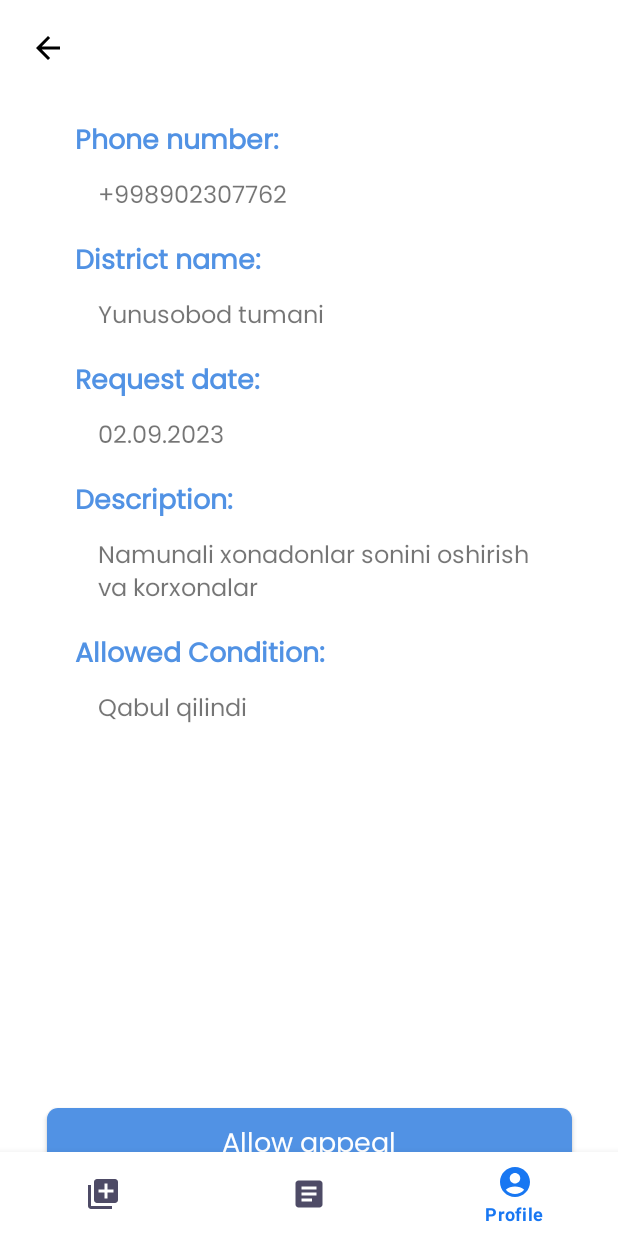
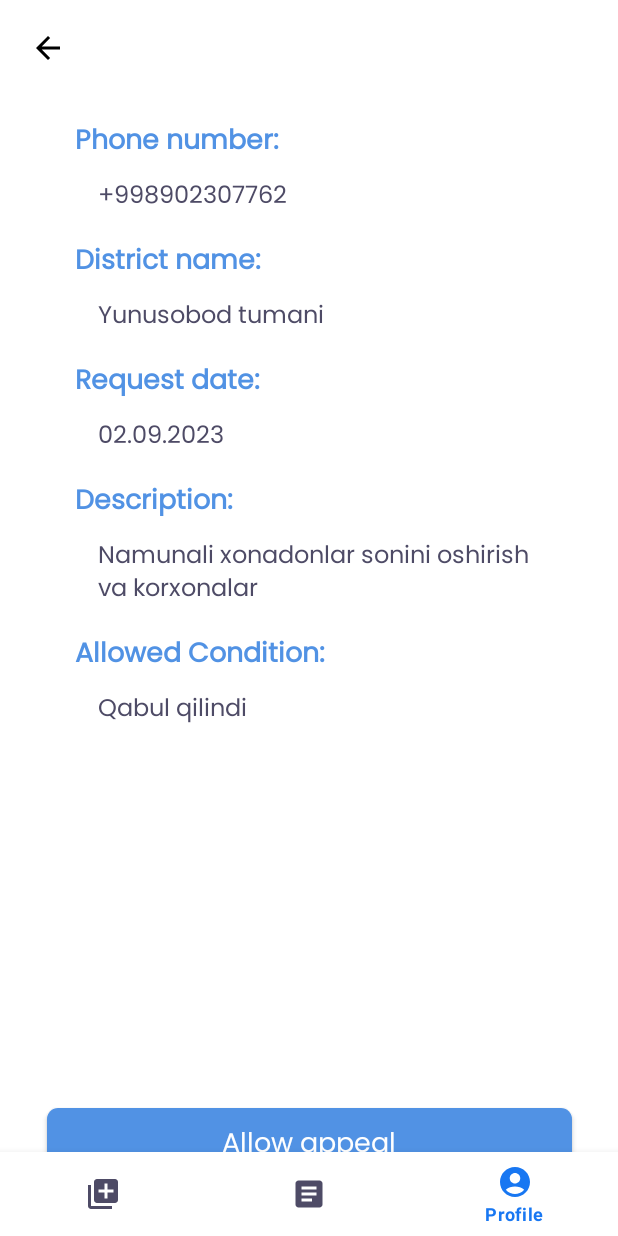
Before and after one commit to mahmud0v/Appeals-app, an Android app: the fragment InfoAppealScreen placed in its activity, item 3 of the bottom bar chosen, on a phone screen of 412 x 824 dp. Run offline under Robolectric (Android 15) with nearby library versions, the phone set to English and light mode, and no system bars; our stand-ins replace Dagger/Hilt's generated code, navigation-ui; libraries missing offline, so code that uses them is left out: by.kirich1409.viewbindingdelegate; 11 statements that could not run were skipped.

Commit message:
initial commit

```diff
--- a/app/src/main/java/uz/gita/appealsapp/database/AppealDao.kt
+++ b/app/src/main/java/uz/gita/appealsapp/database/AppealDao.kt
@@ -14,7 +14,7 @@ interface AppealDao {
     @Update
     suspend fun updateAppeal(appealEntity: AppealEntity)
 
-    @Query("select *from Appeals where id = 1")
+    @Query("select *from Appeals where isAllow = 1")
     fun getAllowedAppeals(): Flow<List<AppealEntity>>
 
 
--- a/app/src/main/java/uz/gita/appealsapp/ui/screen/NewAppealsScreen.kt
+++ b/app/src/main/java/uz/gita/appealsapp/ui/screen/NewAppealsScreen.kt
@@ -34,6 +34,7 @@ class NewAppealsScreen : Fragment(R.layout.new_appeals_screen) {
 
 
     private fun loadData() {
+        clickListener.showNavBottom()
         adapter = AppealAdapter(LabelWord.pendingAllowed)
         viewModel.liveData.observe(viewLifecycleOwner, Observer {
             adapter!!.differ.submitList(it)
@@ -51,6 +52,8 @@ class NewAppealsScreen : Fragment(R.layout.new_appeals_screen) {
                     it
                 )
             )
+            clickListener.hideNavBottom()
+
         }
     }
 
@@ -60,4 +63,6 @@ class NewAppealsScreen : Fragment(R.layout.new_appeals_screen) {
     }
 
 
+
+
 }
--- a/app/src/main/java/uz/gita/appealsapp/utils/LabelWord.kt
+++ b/app/src/main/java/uz/gita/appealsapp/utils/LabelWord.kt
@@ -6,5 +6,7 @@ class LabelWord {
         const val label: String = "bookmark"
         const val allowed:String = "Qabul qilindi"
         const val pendingAllowed:String = "Qabul qilinish kutilmoqda"
+        const val receivedAppeal = "Murajaat qabul qilingan!"
+        const val justReceiveAppeal = "Murojaat qabul qilindi!"
     }
 }
--- a/app/src/main/res/layout/activity_main.xml
+++ b/app/src/main/res/layout/activity_main.xml
@@ -4,6 +4,7 @@
     xmlns:tools="http://schemas.android.com/tools"
     android:layout_width="match_parent"
     android:layout_height="match_parent"
+    android:background="@color/white"
     tools:context=".MainActivity">
 
     <androidx.fragment.app.FragmentContainerView
@@ -22,6 +23,7 @@
         android:layout_height="wrap_content"
         app:itemIconTint="@color/bottom_nav_color"
         app:itemTextColor="@color/bottom_nav_color"
+        android:background="@color/white"
         app:labelVisibilityMode="selected"
         app:layout_constraintBottom_toBottomOf="parent"
         app:menu="@menu/bottom_menu"
--- a/app/src/main/res/layout/appeal_info_screen.xml
+++ b/app/src/main/res/layout/appeal_info_screen.xml
@@ -2,6 +2,7 @@
 <androidx.constraintlayout.widget.ConstraintLayout xmlns:android="http://schemas.android.com/apk/res/android"
     xmlns:app="http://schemas.android.com/apk/res-auto"
     android:layout_width="match_parent"
+    android:background="@color/white"
     android:layout_height="match_parent">
 
     <ImageView
@@ -44,6 +45,7 @@
         android:fontFamily="@font/poppins_regular"
         android:text="+998902307762"
         android:textSize="16sp"
+        android:textColor="@color/text_def"
         app:layout_constraintLeft_toLeftOf="@id/phone_text_id"
         app:layout_constraintTop_toBottomOf="@id/phone_text_id" />
 
@@ -67,6 +69,7 @@
         android:layout_width="wrap_content"
         android:layout_height="wrap_content"
         android:layout_marginStart="15dp"
+        android:textColor="@color/text_def"
         android:layout_marginTop="8dp"
         android:fontFamily="@font/poppins_regular"
         android:text="Yunusobod tumani"
@@ -94,6 +97,7 @@
         android:layout_height="wrap_content"
         android:layout_marginStart="15sp"
         android:layout_marginTop="8dp"
+        android:textColor="@color/text_def"
         android:fontFamily="@font/poppins_regular"
         android:text="02.09.2023"
         android:textSize="16sp"
@@ -120,6 +124,7 @@
         android:layout_height="wrap_content"
         android:layout_marginStart="15dp"
         android:layout_marginTop="8dp"
+        android:textColor="@color/text_def"
         android:fontFamily="@font/poppins_regular"
         android:text="Namunali xonadonlar sonini oshirish va korxonalar"
         android:textSize="16sp"
@@ -144,6 +149,7 @@
         android:layout_width="wrap_content"
         android:layout_height="wrap_content"
         android:layout_marginStart="15dp"
+        android:textColor="@color/text_def"
         android:layout_marginTop="8dp"
         android:fontFamily="@font/poppins_regular"
         android:text="Qabul qilindi"
--- a/app/src/main/res/layout/appeal_item.xml
+++ b/app/src/main/res/layout/appeal_item.xml
@@ -2,12 +2,14 @@
 <androidx.constraintlayout.widget.ConstraintLayout xmlns:android="http://schemas.android.com/apk/res/android"
     xmlns:app="http://schemas.android.com/apk/res-auto"
     android:layout_width="match_parent"
+    android:background="@color/white"
     android:layout_height="wrap_content">
 
 
     <com.google.android.material.card.MaterialCardView
         android:layout_width="match_parent"
         android:layout_height="200dp"
+        android:backgroundTint="@color/white"
         android:layout_marginTop="10dp"
         android:layout_marginStart="10dp"
         android:layout_marginEnd="15dp"
--- a/app/src/main/res/layout/new_appeals_screen.xml
+++ b/app/src/main/res/layout/new_appeals_screen.xml
@@ -3,6 +3,7 @@
     xmlns:android="http://schemas.android.com/apk/res/android"
     xmlns:app="http://schemas.android.com/apk/res-auto"
     android:layout_width="match_parent"
+    android:background="@color/white"
     android:layout_height="match_parent">
 
 
--- a/app/src/main/res/layout/profile_screen.xml
+++ b/app/src/main/res/layout/profile_screen.xml
@@ -2,6 +2,7 @@
 <androidx.constraintlayout.widget.ConstraintLayout xmlns:android="http://schemas.android.com/apk/res/android"
     xmlns:app="http://schemas.android.com/apk/res-auto"
     android:layout_width="match_parent"
+    android:background="@color/white"
     android:layout_height="match_parent">
 
     <TextView
```
Also changed, not shown: app/src/main/java/uz/gita/appealsapp/ui/screen/HistoryAppealsScreen.kt (+17 -2 lines), app/src/main/java/uz/gita/appealsapp/ui/screen/InfoAppealScreen.kt (+16 -3 lines), app/src/main/res/layout/history_appeals_screen.xml (+27 -3 lines).
